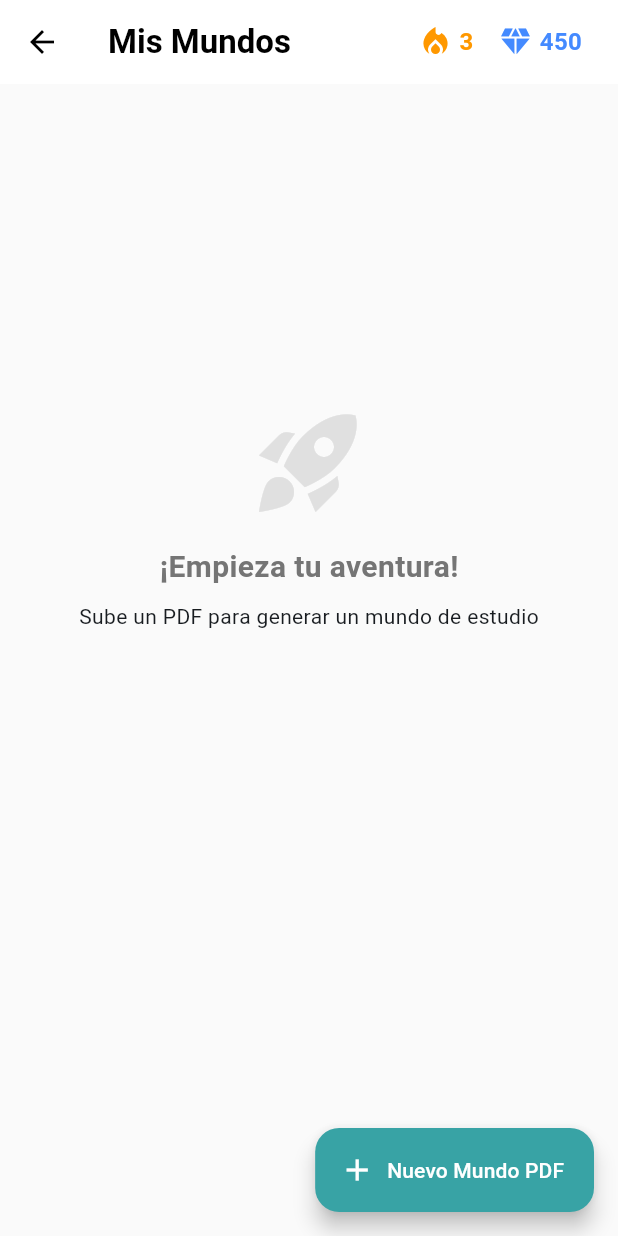
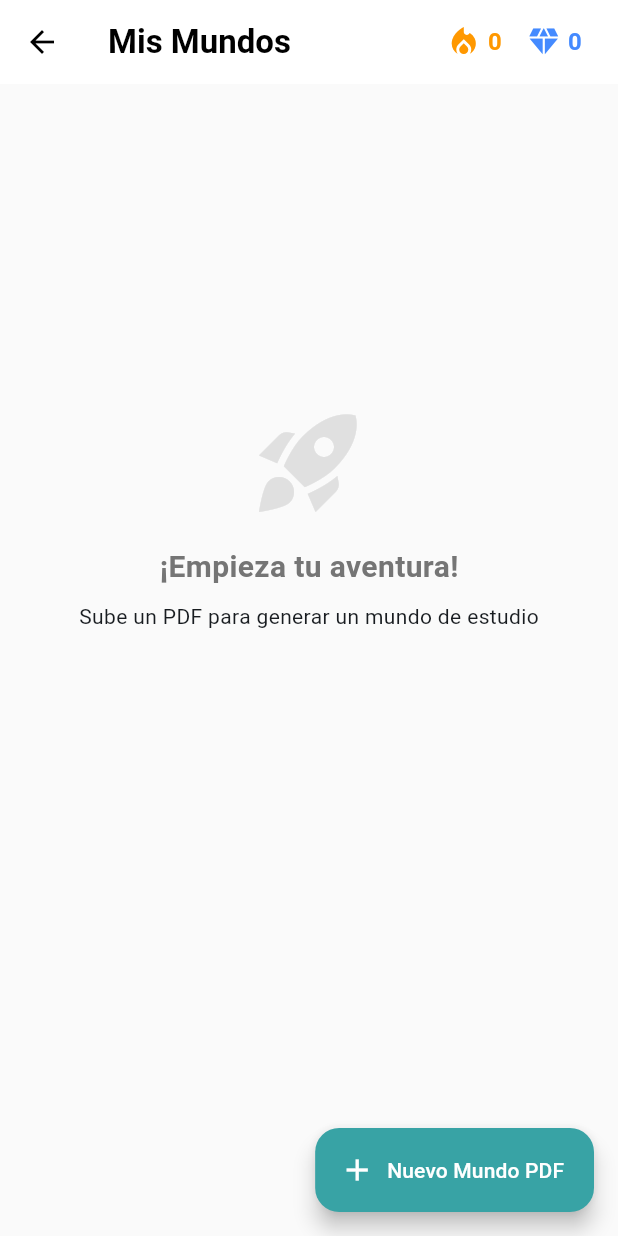
Before and after one commit to AlexCinco5/StudyQuest, a Flutter app: the _HomeView screen opened directly, on a phone screen of 412 x 824 dp. Run offline on Flutter 3.47's test engine with Material 3 defaults, Android fonts, the phone set to English and light mode, and no system bars; our stand-ins replace dartz, equatable, file_picker, flutter_bloc, get_it, supabase_flutter; accounts and stored records are empty.

Commit message:
Implementación de usuarios con mundos diferentes y experiencia

```diff
--- /dev/null
+++ b/lib/features/auth/domain/entities/profile_entity.dart
@@ -0,0 +1,25 @@
+class ProfileEntity {
+  final String id;
+  final String? username;
+  final String? avatarUrl;
+  final int totalXp;
+  final int currentStreak;
+
+  ProfileEntity({
+    required this.id,
+    this.username,
+    this.avatarUrl,
+    required this.totalXp,
+    required this.currentStreak,
+  });
+
+  factory ProfileEntity.fromMap(Map<String, dynamic> map) {
+    return ProfileEntity(
+      id: map['id'] as String,
+      username: map['username'] as String?,
+      avatarUrl: map['avatar_url'] as String?,
+      totalXp: map['total_xp'] as int? ?? 0,
+      currentStreak: map['current_streak'] as int? ?? 0,
+    );
+  }
+}
--- a/lib/features/auth/domain/repositories/auth_repository.dart
+++ b/lib/features/auth/domain/repositories/auth_repository.dart
@@ -1,6 +1,7 @@
 import 'package:dartz/dartz.dart'; // Importante: Para usar Either
 import '../../../../core/errors/failures.dart';
 import '../entities/user_entity.dart';
+import '../entities/profile_entity.dart';
 
 // Abstract class = Contrato
 abstract class AuthRepository {
@@ -9,6 +10,8 @@ abstract class AuthRepository {
   // Either<Failure, UserEntity> significa:
   // "Esto va a devolver O una Falla (izquierda) O un Usuario (derecha)"
   // Agrega esto dentro de la clase abstracta
+  Future<Either<Failure, ProfileEntity>> getCurrentProfile();
+
   Future<void> addXp(int amount);
 
   Future<Either<Failure, UserEntity>> loginWithEmail({
--- a/lib/features/auth/presentation/bloc/auth_bloc.dart
+++ b/lib/features/auth/presentation/bloc/auth_bloc.dart
@@ -12,7 +12,7 @@ class AuthBloc extends Bloc<AuthEvent, AuthState> {
 
   AuthBloc({required this.authRepository}) : super(AuthInitial()) {
 
-    // --- MANEJO DE LOGIN ---
+    // MANEJO DE LOGIN
     on<LoginRequested>((event, emit) async {
       // 1. Emitimos estado de carga
       emit(AuthLoading());
@@ -30,7 +30,7 @@ class AuthBloc extends Bloc<AuthEvent, AuthState> {
       );
     });
 
-    // --- MANEJO DE REGISTRO (Nuevo) ---
+    // MANEJO DE REGISTRO
     on<RegisterRequested>((event, emit) async {
       // 1. Emitimos estado de carga
       emit(AuthLoading());
--- a/lib/features/home/presentation/bloc/home_bloc.dart
+++ b/lib/features/home/presentation/bloc/home_bloc.dart
@@ -1,8 +1,11 @@
-import 'dart:io'; // <--- IMPORTANTE
+import 'dart:io';
 import 'package:flutter_bloc/flutter_bloc.dart';
 import 'package:equatable/equatable.dart';
 import '../../domain/entities/document_entity.dart';
 import '../../domain/repositories/home_repository.dart';
+import '../../../../injection_container.dart' as di;
+import '../../../auth/domain/repositories/auth_repository.dart';
+import '../../../auth/domain/entities/profile_entity.dart';
 
 part 'home_event.dart';
 part 'home_state.dart';
@@ -12,26 +15,43 @@ class HomeBloc extends Bloc<HomeEvent, HomeState> {
 
   HomeBloc({required this.homeRepository}) : super(HomeInitial()) {
 
-    // 1. Cargar documentos (Al entrar a la pantalla)
+    // 1. Cargar documentos Y perfil (Al entrar a la pantalla o recargar)
     on<LoadDocuments>((event, emit) async {
       emit(HomeLoading());
+
+      // Pedimos los documentos
       final result = await homeRepository.getMyDocuments();
-      result.fold(
-        (failure) => emit(HomeError(failure.message)),
-        (documents) => emit(HomeLoaded(documents)),
+
+      await result.fold(
+        (failure) async {
+          emit(HomeError(failure.message));
+        },
+        (documents) async {
+          // Si los documentos cargaron, pedimos el perfil
+          final profileResult = await di.sl<AuthRepository>().getCurrentProfile();
+
+          ProfileEntity? userProfile;
+
+          profileResult.fold(
+            (fail) => null,
+            (profile) => userProfile = profile,
+          );
+
+          // Emitimos ambos datos
+          emit(HomeLoaded(documents, profile: userProfile));
+        }
       );
     });
 
     // 2. Subir documento
     on<UploadDocumentRequested>((event, emit) async {
-      emit(HomeLoading()); // Mostramos spinner mientras sube
+      emit(HomeLoading());
 
       final result = await homeRepository.uploadDocument(event.file, event.fileName);
 
       result.fold(
         (failure) => emit(HomeError(failure.message)),
         (newDoc) {
-          // ¡Éxito! Ahora recargamos la lista completa para ver el nuevo archivo
           add(LoadDocuments());
         },
       );
--- a/lib/features/home/presentation/bloc/home_state.dart
+++ b/lib/features/home/presentation/bloc/home_state.dart
@@ -2,23 +2,30 @@ part of 'home_bloc.dart';
 
 abstract class HomeState extends Equatable {
   const HomeState();
+
   @override
-  List<Object> get props => [];
+  List<Object?> get props => [];
 }
 
 class HomeInitial extends HomeState {}
+
 class HomeLoading extends HomeState {}
 
 class HomeLoaded extends HomeState {
   final List<DocumentEntity> documents;
-  const HomeLoaded(this.documents);
+  final dynamic profile; // Usamos dynamic temporalmente para evitar dependencias cruzadas complejas, o importa ProfileEntity si lo prefieres
+
+  const HomeLoaded(this.documents, {this.profile});
+
   @override
-  List<Object> get props => [documents];
+  List<Object?> get props => [documents, profile];
 }
 
 class HomeError extends HomeState {
   final String message;
+
   const HomeError(this.message);
+
   @override
   List<Object> get props => [message];
 }
--- a/lib/features/home/presentation/pages/home_page.dart
+++ b/lib/features/home/presentation/pages/home_page.dart
@@ -13,7 +13,6 @@ class HomePage extends StatelessWidget {
 
   @override
   Widget build(BuildContext context) {
-    // Inyectamos el HomeBloc e iniciamos la carga de documentos
     return BlocProvider(
       create: (_) => di.sl<HomeBloc>()..add(LoadDocuments()),
       child: const _HomeView(),
@@ -30,9 +29,7 @@ class _HomeView extends StatefulWidget {
 
 class _HomeViewState extends State<_HomeView> {
 
-  // Lógica para seleccionar y subir archivo
   Future<void> _pickAndUploadFile(BuildContext context) async {
-    // Selector de archivos
     FilePickerResult? result = await FilePicker.platform.pickFiles(
       type: FileType.custom,
       allowedExtensions: ['pdf'],
@@ -43,10 +40,8 @@ class _HomeViewState extends State<_HomeView> {
       final fileName = result.files.single.name;
 
       if (context.mounted) {
-        // Disparamos el evento al BLoC
         context.read<HomeBloc>().add(UploadDocumentRequested(file, fileName));
 
-        // Feedback inmediato visual
         ScaffoldMessenger.of(context).showSnackBar(
           SnackBar(
             content: Text("Subiendo '$fileName'..."),
@@ -56,7 +51,6 @@ class _HomeViewState extends State<_HomeView> {
         );
       }
     } else {
-      // Caso Web o cancelación
       if (result != null && result.files.single.path == null) {
          print("Error: El path del archivo es nulo (¿Estás en Web?)");
       }
@@ -67,20 +61,37 @@ class _HomeViewState extends State<_HomeView> {
   Widget build(BuildContext context) {
     return Scaffold(
       backgroundColor: Colors.grey[50],
-      appBar: AppBar(
+
+      // --- APPBAR ACTUALIZADO CON BLOCBUILDER ---
+      appBar: PreferredSize(
+        preferredSize: const Size.fromHeight(kToolbarHeight),
+        child: BlocBuilder<HomeBloc, HomeState>(
+          builder: (context, state) {
+            String xpDisplay = "0";
+            String streakDisplay = "0";
+
+            if (state is HomeLoaded && state.profile != null) {
+              xpDisplay = state.profile.totalXp.toString();
+              streakDisplay = state.profile.currentStreak.toString();
+            }
+
+            return AppBar(
               title: const Text("Mis Mundos", style: TextStyle(fontWeight: FontWeight.bold)),
               centerTitle: false,
               backgroundColor: Colors.white,
               elevation: 0,
-        foregroundColor: Colors.black, // Color del texto
+              foregroundColor: Colors.black,
               actions: [
-          _buildStatBadge(Icons.local_fire_department, "3", Colors.orange),
-          _buildStatBadge(Icons.diamond, "450", Colors.blueAccent),
+                _buildStatBadge(Icons.local_fire_department, streakDisplay, Colors.orange),
+                _buildStatBadge(Icons.diamond, xpDisplay, Colors.blueAccent),
                 const SizedBox(width: 16),
               ],
+            );
+          },
+        ),
       ),
 
-      // BlocConsumer escucha cambios de estado (Carga, Éxito, Error)
+      // --- EL RESTO QUEDA EXACTAMENTE IGUAL ---
       body: BlocConsumer<HomeBloc, HomeState>(
         listener: (context, state) {
           if (state is HomeError) {
@@ -88,7 +99,7 @@ class _HomeViewState extends State<_HomeView> {
               SnackBar(content: Text(state.message), backgroundColor: Colors.red),
             );
           } else if (state is HomeLoaded) {
-            // Aquí podrías mostrar un confetti o mensaje de éxito si la lista creció
+            // Aquí podrías mostrar un confetti
           }
         },
         builder: (context, state) {
@@ -96,7 +107,6 @@ class _HomeViewState extends State<_HomeView> {
             return const Center(child: CircularProgressIndicator(color: AppTheme.teal));
           } else if (state is HomeLoaded) {
             if (state.documents.isEmpty) {
-              // También envolvemos el estado vacío en RefreshIndicator por si acaso
               return RefreshIndicator(
                 onRefresh: () async {
                   context.read<HomeBloc>().add(LoadDocuments());
@@ -111,19 +121,16 @@ class _HomeViewState extends State<_HomeView> {
               );
             }
 
-            // --- AQUÍ ESTÁ EL CAMBIO PRINCIPAL: RefreshIndicator ---
             return RefreshIndicator(
               color: AppTheme.teal,
               backgroundColor: Colors.white,
               onRefresh: () async {
-                // Disparamos el evento de recarga al BLoC
                 context.read<HomeBloc>().add(LoadDocuments());
-                // Esperamos un poco para que la animación se vea fluida (opcional)
                 await Future.delayed(const Duration(milliseconds: 500));
               },
               child: ListView.builder(
                 padding: const EdgeInsets.all(16),
-                physics: const AlwaysScrollableScrollPhysics(), // Necesario para que funcione el scroll hacia abajo
+                physics: const AlwaysScrollableScrollPhysics(),
                 itemCount: state.documents.length,
                 itemBuilder: (context, index) {
                   final doc = state.documents[index];
@@ -147,7 +154,6 @@ class _HomeViewState extends State<_HomeView> {
 
   Widget _buildWorldCard(BuildContext context, DocumentEntity doc) {
     final isProcessing = doc.status == 'processing';
-    // Si está procesando, progreso bajo. Si está listo (ready), 0% inicial.
     final progress = isProcessing ? 0.05 : 0.0;
 
     return Card(
@@ -163,7 +169,6 @@ class _HomeViewState extends State<_HomeView> {
               );
             }
           : () {
-              // Navegamos al mapa pasando el ID real del documento
               Navigator.push(
                 context,
                 MaterialPageRoute(
```
Also changed, not shown: lib/features/auth/data/datasources/auth_remote_data_source.dart (+14 -0 lines), lib/features/auth/data/repositories/auth_repository_impl.dart (+15 -0 lines), lib/injection_container.dart (+6 -6 lines), 1 other file. Lines whose indentation alone changed are shown as unchanged.
